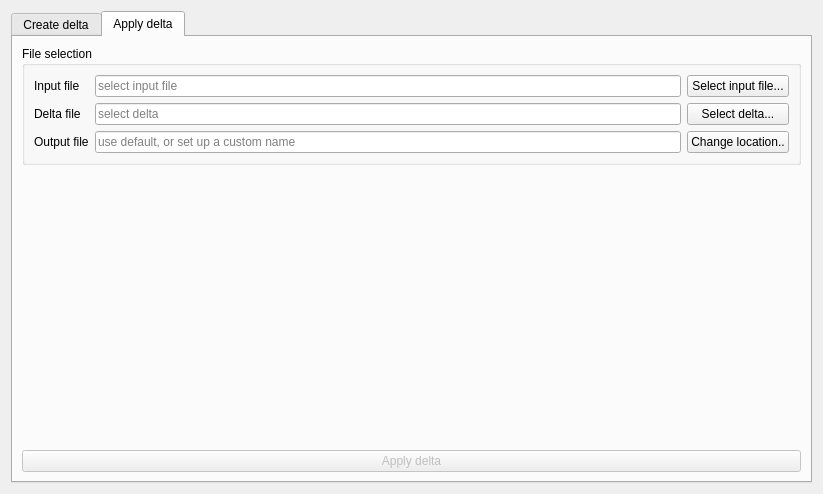
MX-Linux/xdelta3-gui, file mainwindow.ui: the form before one commit.
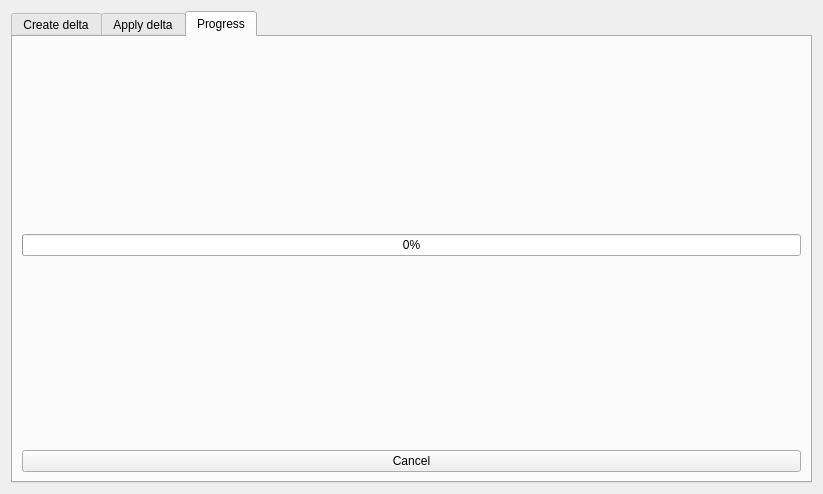
The form after the commit. The open tabs and pages were chosen to show the change. Custom widgets are drawn as their Qt base class.

Commit message: Add dedicated progress tab

What changed in the file:
```diff
--- a/mainwindow.ui
+++ b/mainwindow.ui
@@ -335,6 +335,76 @@
        </item>
       </layout>
      </widget>
+     <widget class="QWidget" name="tabProgress">
+      <attribute name="title">
+       <string>Progress</string>
+      </attribute>
+      <layout class="QVBoxLayout" name="verticalLayout_progress">
+       <item>
+        <spacer name="verticalSpacer_3">
+         <property name="orientation">
+          <enum>Qt::Vertical</enum>
+         </property>
+         <property name="sizeHint" stdset="0">
+          <size>
+           <width>20</width>
+           <height>40</height>
+          </size>
+         </property>
+        </spacer>
+       </item>
+       <item>
+        <widget class="QLabel" name="labelProgressFile">
+         <property name="text">
+          <string/>
+         </property>
+         <property name="alignment">
+          <set>Qt::AlignCenter</set>
+         </property>
+         <property name="wordWrap">
+          <bool>true</bool>
+         </property>
+        </widget>
+       </item>
+       <item>
+        <widget class="QProgressBar" name="progressBar">
+         <property name="value">
+          <number>0</number>
+         </property>
+        </widget>
+       </item>
+       <item>
+        <widget class="QLabel" name="labelProgressStats">
+         <property name="text">
+          <string/>
+         </property>
+         <property name="alignment">
+          <set>Qt::AlignCenter</set>
+         </property>
+        </widget>
+       </item>
+       <item>
+        <spacer name="verticalSpacer_4">
+         <property name="orientation">
+          <enum>Qt::Vertical</enum>
+         </property>
+         <property name="sizeHint" stdset="0">
+          <size>
+           <width>20</width>
+           <height>40</height>
+          </size>
+         </property>
+        </spacer>
+       </item>
+       <item>
+        <widget class="QPushButton" name="pushCancelProgress">
+         <property name="text">
+          <string>Cancel</string>
+         </property>
+        </widget>
+       </item>
+      </layout>
+     </widget>
     </widget>
    </item>
   </layout>
```
The commit also changes 3 other files.
